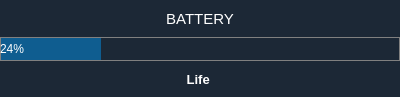
This is app/coreaction/wbattery.ui in rahmanshaber/corebox as Qt 5 draws it before an edit. The edited form follows.
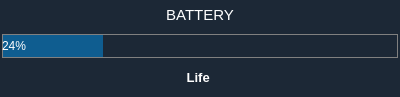
This is the edited form.

```diff
--- a/app/coreaction/wbattery.ui
+++ b/app/coreaction/wbattery.ui
@@ -10,6 +10,12 @@
     <height>97</height>
    </rect>
   </property>
+  <property name="minimumSize">
+   <size>
+    <width>0</width>
+    <height>97</height>
+   </size>
+  </property>
   <property name="windowTitle">
    <string>Form</string>
   </property>
@@ -21,19 +27,19 @@
   </property>
   <layout class="QVBoxLayout" name="verticalLayout">
    <property name="spacing">
-    <number>0</number>
+    <number>5</number>
    </property>
    <property name="leftMargin">
-    <number>0</number>
+    <number>2</number>
    </property>
    <property name="topMargin">
     <number>0</number>
    </property>
    <property name="rightMargin">
-    <number>0</number>
+    <number>2</number>
    </property>
    <property name="bottomMargin">
-    <number>0</number>
+    <number>5</number>
    </property>
    <item>
     <widget class="QLabel" name="label_7">
```
Left out of the diff: 8 changed lines with no effect on the pictures.
